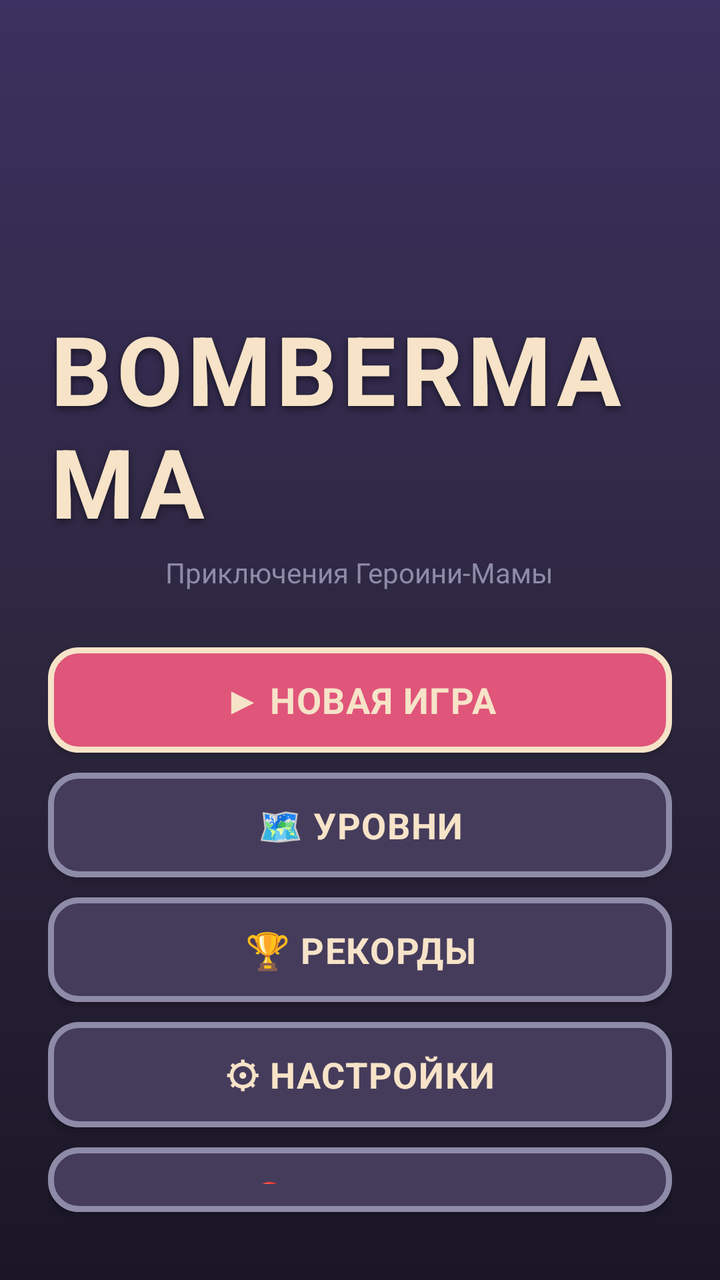
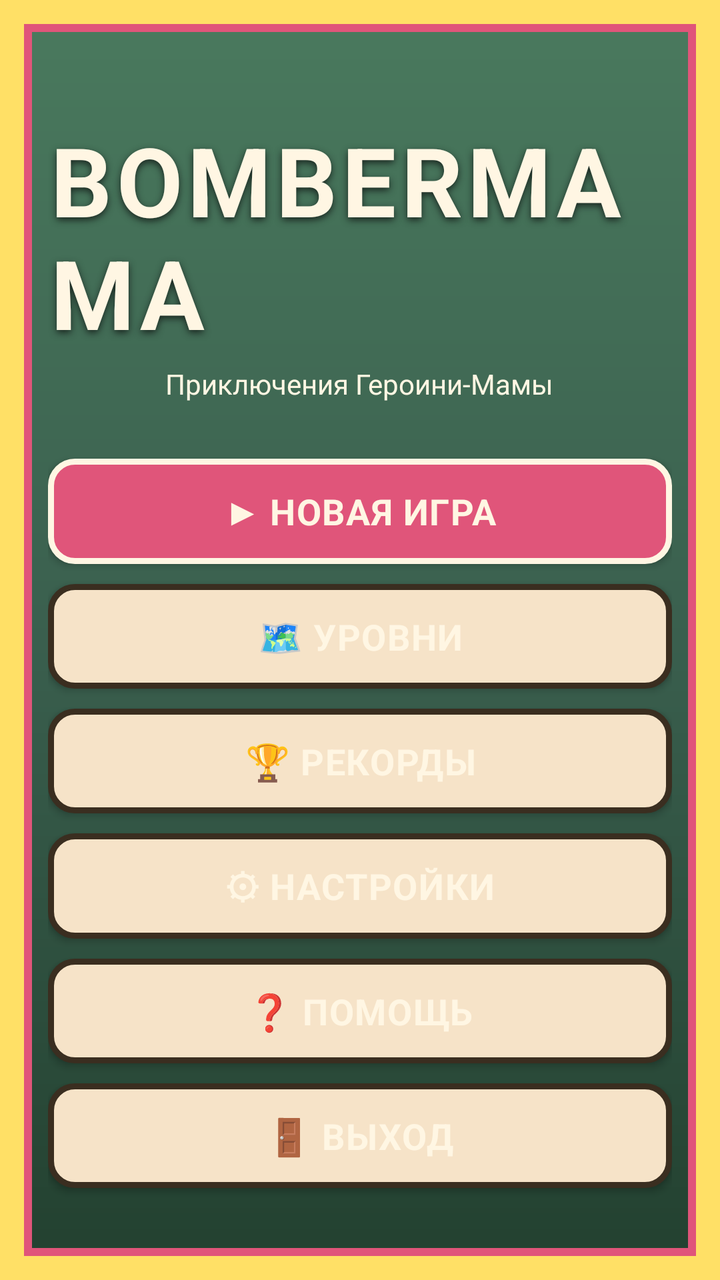

Compare the two renders of this Android layout. The source of the first and the diff that turns it into the second are given below.
<!-- AndroidManifest.xml: activity theme Theme.BomberMama.Menu -->
<!-- res/layout/activity_main.xml -->
<?xml version="1.0" encoding="utf-8"?>
<LinearLayout xmlns:android="http://schemas.android.com/apk/res/android"
    android:layout_width="match_parent"
    android:layout_height="match_parent"
    android:orientation="vertical"
    android:gravity="center"
    android:padding="24dp"
    android:background="@drawable/bg_gradient">

    <ImageView
        android:id="@+id/logo"
        android:layout_width="120dp"
        android:layout_height="120dp"
        android:src="@mipmap/ic_launcher"
        android:contentDescription="@string/app_name"
        android:layout_marginBottom="8dp" />

    <TextView
        android:id="@+id/title"
        style="@style/TextAppearance.BomberMama.Title"
        android:layout_width="wrap_content"
        android:layout_height="wrap_content"
        android:text="@string/menu_title"
        android:textSize="48sp"
        android:layout_marginBottom="4dp" />

    <TextView
        android:layout_width="wrap_content"
        android:layout_height="wrap_content"
        android:text="@string/menu_subtitle"
        android:textColor="@color/ui_dim"
        android:textSize="14sp"
        android:layout_marginBottom="28dp" />

    <Button
        android:id="@+id/btnNewGame"
        style="@style/TextAppearance.BomberMama.Button"
        android:layout_width="match_parent"
        android:layout_height="wrap_content"
        android:layout_marginBottom="10dp"
        android:padding="14dp"
        android:textSize="18sp"
        android:background="@drawable/btn_primary"
        android:text="@string/menu_new_game" />

    <Button
        android:id="@+id/btnLevels"
        style="@style/TextAppearance.BomberMama.Button"
        android:layout_width="match_parent"
        android:layout_height="wrap_content"
        android:layout_marginBottom="10dp"
        android:padding="14dp"
        android:textSize="18sp"
        android:background="@drawable/btn_secondary"
        android:text="@string/menu_levels" />

    <Button
        android:id="@+id/btnRecords"
        style="@style/TextAppearance.BomberMama.Button"
        android:layout_width="match_parent"
        android:layout_height="wrap_content"
        android:layout_marginBottom="10dp"
        android:padding="14dp"
        android:textSize="18sp"
        android:background="@drawable/btn_secondary"
        android:text="@string/menu_records" />

    <Button
        android:id="@+id/btnSettings"
        style="@style/TextAppearance.BomberMama.Button"
        android:layout_width="match_parent"
        android:layout_height="wrap_content"
        android:layout_marginBottom="10dp"
        android:padding="14dp"
        android:textSize="18sp"
        android:background="@drawable/btn_secondary"
        android:text="@string/menu_settings" />

    <Button
        android:id="@+id/btnHelp"
        style="@style/TextAppearance.BomberMama.Button"
        android:layout_width="match_parent"
        android:layout_height="wrap_content"
        android:layout_marginBottom="10dp"
        android:padding="14dp"
        android:textSize="18sp"
        android:background="@drawable/btn_secondary"
        android:text="@string/menu_help" />

    <Button
        android:id="@+id/btnExit"
        style="@style/TextAppearance.BomberMama.Button"
        android:layout_width="match_parent"
        android:layout_height="wrap_content"
        android:padding="14dp"
        android:textSize="18sp"
        android:background="@drawable/btn_secondary"
        android:text="@string/menu_exit" />

</LinearLayout>
<!-- resources referenced by this layout -->
<resources>
  <color name="ui_dim">#8E8BA8</color>
  <!-- drawable bg_gradient (drawable) -->
  <?xml version="1.0" encoding="utf-8"?>
  <shape xmlns:android="http://schemas.android.com/apk/res/android"
      android:shape="rectangle">
      <gradient
          android:startColor="#3B3160"
          android:centerColor="#2E2740"
          android:endColor="#1A1626"
          android:angle="270" />
  </shape>
  <!-- drawable btn_primary (drawable) -->
  <?xml version="1.0" encoding="utf-8"?>
  <selector xmlns:android="http://schemas.android.com/apk/res/android">
      <item android:state_pressed="true">
          <shape android:shape="rectangle">
              <solid android:color="#B03A5A" />
              <stroke android:width="3dp" android:color="#F6E3C8" />
              <corners android:radius="14dp" />
          </shape>
      </item>
      <item android:state_enabled="false">
          <shape android:shape="rectangle">
              <solid android:color="#332F4C" />
              <stroke android:width="3dp" android:color="#4A4664" />
              <corners android:radius="14dp" />
          </shape>
      </item>
      <item>
          <shape android:shape="rectangle">
              <solid android:color="#E0557A" />
              <stroke android:width="3dp" android:color="#F6E3C8" />
              <corners android:radius="14dp" />
          </shape>
      </item>
  </selector>
  <!-- drawable btn_secondary (drawable) -->
  <?xml version="1.0" encoding="utf-8"?>
  <selector xmlns:android="http://schemas.android.com/apk/res/android">
      <item android:state_pressed="true">
          <shape android:shape="rectangle">
              <solid android:color="#5A5278" />
              <stroke android:width="3dp" android:color="#F6E3C8" />
              <corners android:radius="14dp" />
          </shape>
      </item>
      <item>
          <shape android:shape="rectangle">
              <solid android:color="#453C5C" />
              <stroke android:width="3dp" android:color="#8E8BA8" />
              <corners android:radius="14dp" />
          </shape>
      </item>
  </selector>
  <!-- mipmap ic_launcher (mipmap-anydpi-v26) -->
  <?xml version="1.0" encoding="utf-8"?>
  <adaptive-icon xmlns:android="http://schemas.android.com/apk/res/android">
      <background android:drawable="@drawable/ic_launcher_background" />
      <foreground android:drawable="@drawable/ic_launcher_foreground" />
  </adaptive-icon>
  <style name="TextAppearance.BomberMama.Button">
          <item name="android:textColor">@color/ui_text</item>
          <item name="android:textStyle">bold</item>
          <item name="android:letterSpacing">0.03</item>
      </style>
  <style name="TextAppearance.BomberMama.Title">
          <item name="android:textColor">@color/ui_text</item>
          <item name="android:shadowColor">@color/ui_shadow</item>
          <item name="android:shadowDx">0</item>
          <item name="android:shadowDy">4</item>
          <item name="android:shadowRadius">8</item>
          <item name="android:textStyle">bold</item>
          <item name="android:letterSpacing">0.05</item>
      </style>
  <!-- drawable ic_launcher_background (drawable) -->
  <?xml version="1.0" encoding="utf-8"?>
  <vector xmlns:android="http://schemas.android.com/apk/res/android"
      android:width="108dp"
      android:height="108dp"
      android:viewportWidth="108"
      android:viewportHeight="108">
      <path
          android:fillColor="#2E2740"
          android:pathData="M0,0h108v108h-108z" />
  </vector>
  <!-- drawable ic_launcher_foreground: vector/xml drawable (drawable, 2018 chars, omitted) -->
  <color name="ui_text">#F6E3C8</color>
  <color name="ui_shadow">#1A1626</color>
  <style name="Theme.BomberMama" parent="android:Theme.Material.NoActionBar">
          <item name="android:windowBackground">@drawable/bg_gradient</item>
          <item name="android:statusBarColor" tools:targetApi="21">@color/ic_launcher_background</item>
          <item name="android:navigationBarColor" tools:targetApi="21">@color/ic_launcher_background</item>
          <item name="android:windowFullscreen">false</item>
          <item name="android:windowNoTitle">true</item>
      </style>
  <color name="ic_launcher_background">#2E2740</color>
  <!-- unchanged entries left out for length: 10 -->
</resources>

<!-- the commit's change to res/layout/activity_main.xml (unified diff, before → after) -->
@@ -5,15 +5,16 @@
     android:orientation="vertical"
     android:gravity="center"
     android:padding="24dp"
-    android:background="@drawable/bg_gradient">
+    android:background="@drawable/bg_menu">
 
     <ImageView
         android:id="@+id/logo"
-        android:layout_width="120dp"
-        android:layout_height="120dp"
-        android:src="@mipmap/ic_launcher"
+        android:layout_width="280dp"
+        android:layout_height="0dp"
+        android:src="@drawable/logo_banner"
         android:contentDescription="@string/app_name"
-        android:layout_marginBottom="8dp" />
+        android:layout_marginBottom="12dp"
+        android:layout_weight="0" />
 
     <TextView
         android:id="@+id/title"
@@ -28,7 +29,7 @@
         android:layout_width="wrap_content"
         android:layout_height="wrap_content"
         android:text="@string/menu_subtitle"
-        android:textColor="@color/ui_dim"
+        android:textColor="@color/ui_text_light"
         android:textSize="14sp"
         android:layout_marginBottom="28dp" />
 
<!-- resource entries referenced after the edit -->
@@ -1,38 +1,55 @@
 <!-- resources referenced by this layout -->
 <resources>
-  <color name="ui_dim">#8E8BA8</color>
-  <!-- drawable bg_gradient (drawable) -->
+  <color name="ui_text_light">#FFF6E3</color>
+  <!-- drawable bg_menu (drawable) -->
   <?xml version="1.0" encoding="utf-8"?>
-  <shape xmlns:android="http://schemas.android.com/apk/res/android"
-      android:shape="rectangle">
-      <gradient
-          android:startColor="#3B3160"
-          android:centerColor="#2E2740"
-          android:endColor="#1A1626"
-          android:angle="270" />
-  </shape>
+  <layer-list xmlns:android="http://schemas.android.com/apk/res/android">
+      
+      <item>
+          <shape android:shape="rectangle">
+              <gradient
+                  android:startColor="#4A7A5E"
+                  android:centerColor="#3A5F4E"
+                  android:endColor="#22402F"
+                  android:angle="270" />
+          </shape>
+      </item>
+      
+      <item android:left="0dp" android:top="0dp" android:right="0dp" android:bottom="0dp">
+          <shape android:shape="rectangle">
+              <solid android:color="#00000000" />
+              <stroke android:width="12dp" android:color="#FFE066" />
+          </shape>
+      </item>
+      <item android:left="12dp" android:top="12dp" android:right="12dp" android:bottom="12dp">
+          <shape android:shape="rectangle">
+              <solid android:color="#00000000" />
+              <stroke android:width="4dp" android:color="#E0557A" />
+          </shape>
+      </item>
+  </layer-list>
   <!-- drawable btn_primary (drawable) -->
   <?xml version="1.0" encoding="utf-8"?>
   <selector xmlns:android="http://schemas.android.com/apk/res/android">
       <item android:state_pressed="true">
           <shape android:shape="rectangle">
               <solid android:color="#B03A5A" />
-              <stroke android:width="3dp" android:color="#F6E3C8" />
-              <corners android:radius="14dp" />
+              <stroke android:width="3dp" android:color="#FFF6E3" />
+              <corners android:radius="12dp" />
           </shape>
       </item>
       <item android:state_enabled="false">
           <shape android:shape="rectangle">
-              <solid android:color="#332F4C" />
-              <stroke android:width="3dp" android:color="#4A4664" />
-              <corners android:radius="14dp" />
+              <solid android:color="#E8C79A" />
+              <stroke android:width="3dp" android:color="#C9A97A" />
+              <corners android:radius="12dp" />
           </shape>
       </item>
       <item>
           <shape android:shape="rectangle">
               <solid android:color="#E0557A" />
-              <stroke android:width="3dp" android:color="#F6E3C8" />
-              <corners android:radius="14dp" />
+              <stroke android:width="3dp" android:color="#FFF6E3" />
+              <corners android:radius="12dp" />
           </shape>
       </item>
   </selector>
@@ -41,32 +58,27 @@
   <selector xmlns:android="http://schemas.android.com/apk/res/android">
       <item android:state_pressed="true">
           <shape android:shape="rectangle">
-              <solid android:color="#5A5278" />
-              <stroke android:width="3dp" android:color="#F6E3C8" />
-              <corners android:radius="14dp" />
+              <solid android:color="#E8C79A" />
+              <stroke android:width="3dp" android:color="#3A2E20" />
+              <corners android:radius="12dp" />
           </shape>
       </item>
       <item>
           <shape android:shape="rectangle">
-              <solid android:color="#453C5C" />
-              <stroke android:width="3dp" android:color="#8E8BA8" />
-              <corners android:radius="14dp" />
+              <solid android:color="#F6E3C8" />
+              <stroke android:width="3dp" android:color="#3A2E20" />
+              <corners android:radius="12dp" />
           </shape>
       </item>
   </selector>
-  <!-- mipmap ic_launcher (mipmap-anydpi-v26) -->
-  <?xml version="1.0" encoding="utf-8"?>
-  <adaptive-icon xmlns:android="http://schemas.android.com/apk/res/android">
-      <background android:drawable="@drawable/ic_launcher_background" />
-      <foreground android:drawable="@drawable/ic_launcher_foreground" />
-  </adaptive-icon>
+  <!-- drawable logo_banner: png bitmap (drawable-nodpi, 3762 bytes) -->
   <style name="TextAppearance.BomberMama.Button">
-          <item name="android:textColor">@color/ui_text</item>
+          <item name="android:textColor">@color/ui_text_light</item>
           <item name="android:textStyle">bold</item>
           <item name="android:letterSpacing">0.03</item>
       </style>
   <style name="TextAppearance.BomberMama.Title">
-          <item name="android:textColor">@color/ui_text</item>
+          <item name="android:textColor">@color/ui_text_light</item>
           <item name="android:shadowColor">@color/ui_shadow</item>
           <item name="android:shadowDx">0</item>
           <item name="android:shadowDy">4</item>
@@ -74,28 +86,15 @@
           <item name="android:textStyle">bold</item>
           <item name="android:letterSpacing">0.05</item>
       </style>
-  <!-- drawable ic_launcher_background (drawable) -->
-  <?xml version="1.0" encoding="utf-8"?>
-  <vector xmlns:android="http://schemas.android.com/apk/res/android"
-      android:width="108dp"
-      android:height="108dp"
-      android:viewportWidth="108"
-      android:viewportHeight="108">
-      <path
-          android:fillColor="#2E2740"
-          android:pathData="M0,0h108v108h-108z" />
-  </vector>
-  <!-- drawable ic_launcher_foreground: vector/xml drawable (drawable, 2018 chars, omitted) -->
-  <color name="ui_text">#F6E3C8</color>
-  <color name="ui_shadow">#1A1626</color>
+  <color name="ui_shadow">#1A2620</color>
   <style name="Theme.BomberMama" parent="android:Theme.Material.NoActionBar">
-          <item name="android:windowBackground">@drawable/bg_gradient</item>
-          <item name="android:statusBarColor" tools:targetApi="21">@color/ic_launcher_background</item>
-          <item name="android:navigationBarColor" tools:targetApi="21">@color/ic_launcher_background</item>
+          <item name="android:windowBackground">@drawable/bg_menu</item>
+          <item name="android:statusBarColor" tools:targetApi="21">@color/ui_bg_dark</item>
+          <item name="android:navigationBarColor" tools:targetApi="21">@color/ui_bg_dark</item>
           <item name="android:windowFullscreen">false</item>
           <item name="android:windowNoTitle">true</item>
       </style>
-  <color name="ic_launcher_background">#2E2740</color>
+  <color name="ui_bg_dark">#22402F</color>
   <!-- unchanged entries left out for length: 10 -->
 </resources>
 
